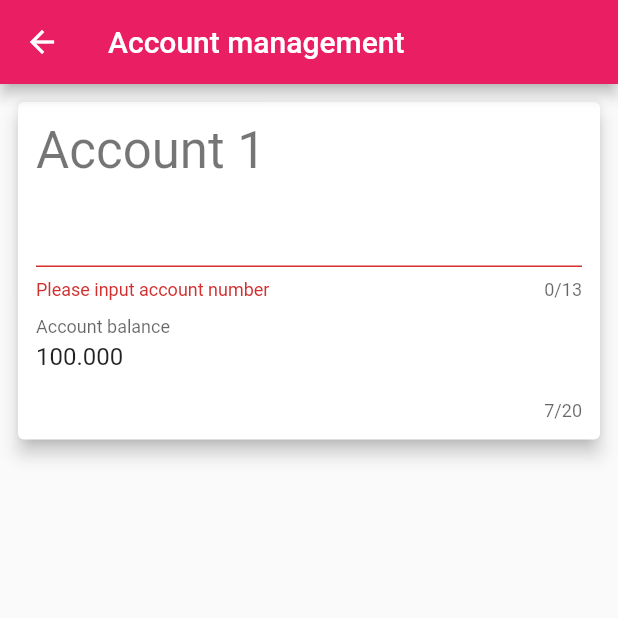
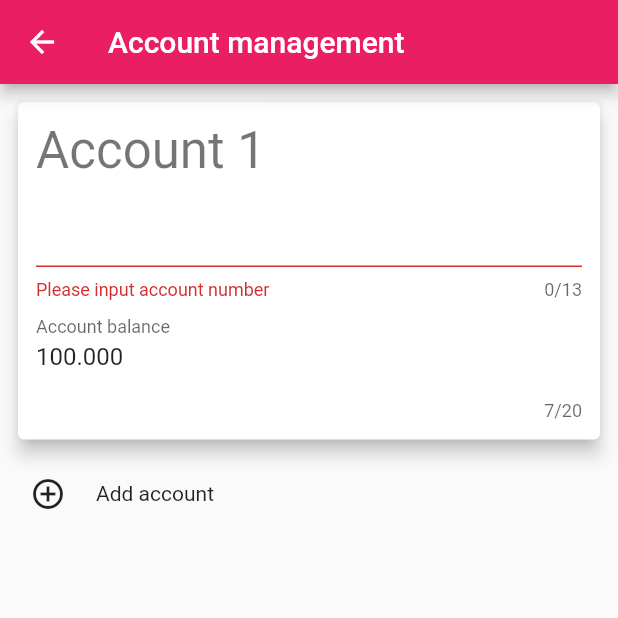
Before and after one commit to ocwvar/FlutterPlayground, a Flutter app: the AccountListView screen opened directly, on a phone screen of 412 x 824 dp, the top half of it. Run offline on Flutter 3.47's test engine with Material 2 defaults, Android fonts, the phone set to English and light mode, and no system bars; our stand-ins replace dio.

Commit message:
add "Add account" & "Remove account" button

```diff
--- a/lib/page/demo_account/account_list/view.dart
+++ b/lib/page/demo_account/account_list/view.dart
@@ -13,6 +13,7 @@ class AccountListView extends StatefulWidget {
 
 class _AccountListView extends State<AccountListView> {
 
+  final int _maxAccountCardNumber = 6;
   final Map<int, FocusNode> _nodes = {};
 
   @override
@@ -32,13 +33,10 @@ class _AccountListView extends State<AccountListView> {
         create: (context) => AccountListViewModel(),
         child: Consumer<AccountListViewModel>(
           builder: (context, viewModel, child) {
-
+            // we init the account card list with one item
+            // and we should keep there at less one card in list
             if (viewModel.displayList.isEmpty) {
-              for(int i = 0; i < 12; i++) {
-                final Account account = Account.create();
-                _nodes[account.id] = FocusNode();
-                viewModel.update(account, false);
-              }
+              _addNewAccountCard(viewModel, false);
             }
 
             return Column(
@@ -49,6 +47,12 @@ class _AccountListView extends State<AccountListView> {
                       separatorBuilder: (context, index) => const SizedBox(height: 8,),
                       padding: const EdgeInsets.all(8),
                       itemBuilder: (context, index) {
+                        // for the last one, should be "add account" button
+                        if (index == viewModel.displayList.length) {
+                          final bool reachLimit = viewModel.displayList.length == _maxAccountCardNumber;
+                          return AddAccountButtonView.create(context, reachLimit, () => _addNewAccountCard(viewModel, true));
+                        }
+
                         final AccountDisplayModel model = viewModel.displayList[index];
                         final FocusNode? node = _nodes[model.account.id];
                         if (node == null) {
@@ -57,7 +61,8 @@ class _AccountListView extends State<AccountListView> {
 
                         return AccountCardView.create(context, node, viewModel, index);
                       },
-                      itemCount: viewModel.displayList.length,
+                      // the last one should be "add account" button
+                      itemCount: viewModel.displayList.length + 1,
                     )
                 )
               ],
@@ -68,11 +73,24 @@ class _AccountListView extends State<AccountListView> {
     );
   }
 
+  /// add new account card to view
+  void _addNewAccountCard(AccountListViewModel viewModel, bool needUpdate) {
+    final Account account = Account.create();
+    _nodes[account.id] = FocusNode();
+    viewModel.update(account, needUpdate);
+  }
+
 }
 
 class AccountCardView {
 
-  static Widget create(BuildContext context, FocusNode accountNoFocusNode, AccountListViewModel viewModel, int index) {
+  /// create a [Widget] has account info
+  static Widget create(
+      BuildContext context,
+      FocusNode accountNoFocusNode,
+      AccountListViewModel viewModel,
+      int index)
+  {
     final AccountDisplayModel model = viewModel.displayList[index];
 
     return Card(
@@ -82,7 +100,6 @@ class AccountCardView {
         child: Column(
           crossAxisAlignment: CrossAxisAlignment.start,
           children: [
-
             // column 1 -- account number and delete button
             Row(
               children: [
@@ -180,13 +197,16 @@ class AccountCardView {
   /// @return [Widget]
   static Widget deleteButtonVisibilityOf(AccountListViewModel viewModel, AccountDisplayModel model) {
     if (viewModel.displayList.length > 1) {
-      return IconButton(
-          onPressed: () => viewModel.remove(model.account.id),
-          icon: const Icon(Icons.highlight_remove)
+      return InkWell(
+        onTap: () => viewModel.remove(model.account.id),
+        child: const Padding(
+          padding: EdgeInsets.all(8),
+          child: Icon(Icons.highlight_remove),
+        ),
       );
     }
 
-    return const SizedBox();
+    return const SizedBox.shrink();
   }
 
   /// get [InputDecoration] by state of given [Balance]
@@ -222,3 +242,23 @@ class AccountCardView {
   }
 
 }
+
+class AddAccountButtonView {
+
+  static Widget create(BuildContext context, bool reachLimit, Function() onClick){
+    return InkWell(
+      onTap: () => onClick(),
+      child: Padding(
+        padding: const EdgeInsets.all(12),
+        child: Row(
+          children: const [
+            Icon(Icons.add_circle_outline),
+            SizedBox(width: 20,),
+            Text("Add account")
+          ],
+        ),
+      ),
+    );
+  }
+
+}
```
